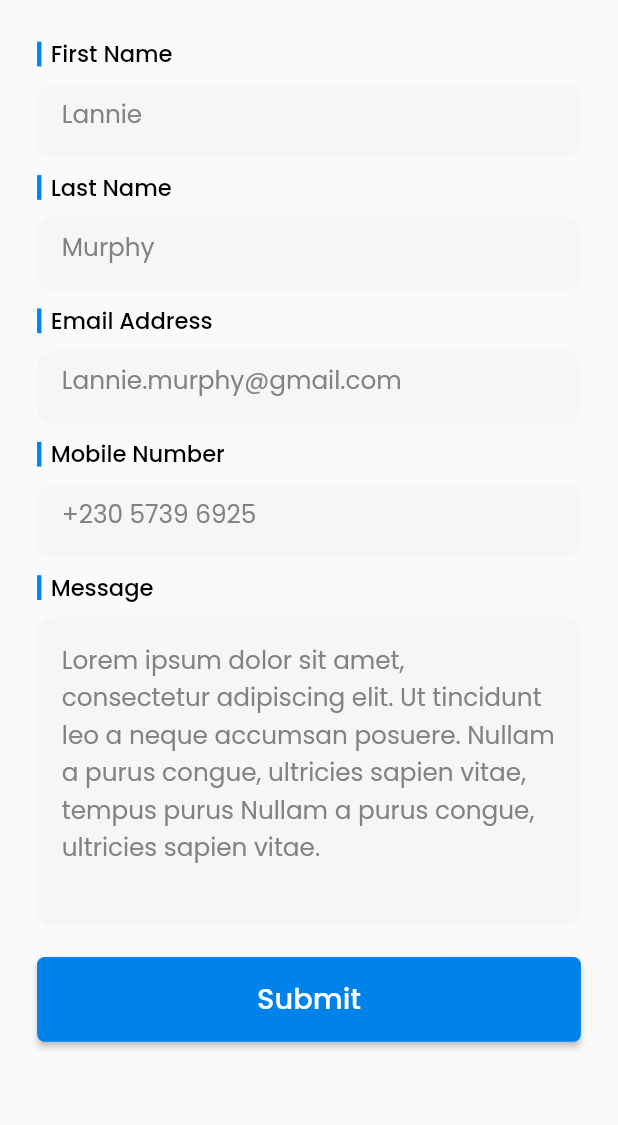
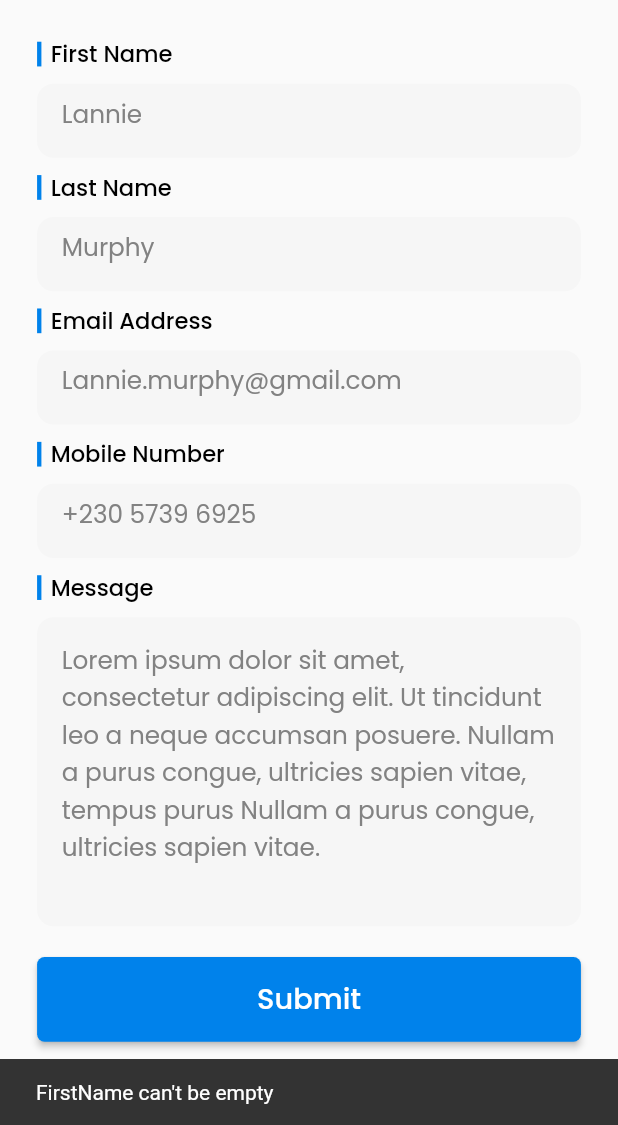
Before and after one commit to VaidehiPxel/handyManServiceProvider, a Flutter app: the HelpScreen screen opened directly, after a tap on "Submit", on a phone screen of 412 x 824 dp, the part 111-1236 px from its top. Run offline on Flutter 3.47's test engine with Material 2 defaults, Android fonts, the phone set to English and light mode, and no system bars; our stand-ins replace bloc, dio, equatable, flutter_bloc, flutter_svg, google_maps_flutter and 3 more; accounts and stored records are empty.

Commit message:
Message api added

```diff
--- /dev/null
+++ b/lib/application/help/help_event.dart
@@ -0,0 +1,26 @@
+import 'package:equatable/equatable.dart';
+
+abstract class HelpEvent extends Equatable {
+  const HelpEvent();
+
+  @override
+  List<Object> get props => [];
+}
+
+class HelpSubmitCallApiEvent extends HelpEvent {
+  final String firstName;
+  final String lastName;
+  final String email;
+  final String mobile;
+  final String message;
+
+  const HelpSubmitCallApiEvent(
+      {required this.firstName,
+      required this.lastName,
+      required this.email,
+      required this.message,
+      required this.mobile});
+
+  @override
+  List<Object> get props => [firstName, lastName, email,message,mobile];
+}
--- /dev/null
+++ b/lib/application/help/help_state.dart
@@ -0,0 +1,29 @@
+import 'package:equatable/equatable.dart';
+
+abstract class HelpState extends Equatable {
+  const HelpState();
+
+  @override
+  List<Object> get props => [];
+}
+
+class HelpInitial extends HelpState {}
+
+class HelpLoading extends HelpState {}
+
+class HelpSuccess extends HelpState {}
+
+class HelpError extends HelpState {
+  final String? mErrorMsg;
+  const HelpError({this.mErrorMsg});
+  @override
+  List<Object> get props => [mErrorMsg!];
+}
+
+
+class HelpShowMessage extends HelpState {
+  final String msg;
+  const HelpShowMessage({required this.msg});
+  @override
+  List<Object> get props => [msg];
+}
--- a/lib/main.dart
+++ b/lib/main.dart
@@ -5,6 +5,7 @@ import 'package:flutter_projects/_core/constants/string_constants.dart';
 import 'package:flutter_projects/application/auth/auth_bloc.dart';
 import 'package:flutter_projects/application/dashboard/dashboard_bloc.dart';
 import 'package:flutter_projects/application/faq/faq_bloc.dart';
+import 'package:flutter_projects/application/help/help_bloc.dart';
 import 'package:flutter_projects/application/jobDetail/job_detail_bloc.dart';
 import 'package:flutter_projects/application/jobReviewRating/job_review_rating_bloc.dart';
 import 'package:flutter_projects/application/message/message_bloc.dart';
@@ -17,6 +18,7 @@ import 'package:flutter_projects/presentation/drawer/screens/report_listing.dart
 import 'package:flutter_projects/services/auth_service.dart';
 import 'package:flutter_projects/services/dashboard_service.dart';
 import 'package:flutter_projects/services/faq_services.dart';
+import 'package:flutter_projects/services/help_service.dart';
 import 'package:flutter_projects/services/job_detail_service.dart';
 import 'package:flutter_projects/services/job_review_rating_service.dart';
 import 'package:flutter_projects/services/login_services.dart';
@@ -63,6 +65,8 @@ Future<void> main() async {
               jobReviewRatingService: JobReviewRatingService())),
       BlocProvider(
           create: (context) => MessageBloc(messageService: MessageService())),
+           BlocProvider(
+          create: (context) => HelpBloc(helpService: HelpService())),
     ],
     child: const MyApp(),
   ));
--- a/lib/presentation/drawer/screens/help_screen.dart
+++ b/lib/presentation/drawer/screens/help_screen.dart
@@ -1,21 +1,78 @@
 import 'package:flutter/material.dart';
+import 'package:flutter_bloc/flutter_bloc.dart';
 import 'package:flutter_projects/_core/constants/image_constants.dart';
+import 'package:flutter_projects/_core/custom_widgets/api_loader.dart';
 import 'package:flutter_projects/_core/custom_widgets/app_bar.dart';
 import 'package:flutter_projects/_core/custom_widgets/app_button.dart';
 import 'package:flutter_projects/_core/custom_widgets/eazylife_widget.dart';
+import 'package:flutter_projects/_core/navigation.dart';
 import 'package:flutter_projects/_core/utils/theme_config.dart';
 import 'package:flutter_projects/_core/constants/string_constants.dart';
+import 'package:flutter_projects/application/help/help_bloc.dart';
+import 'package:flutter_projects/application/help/help_event.dart';
+import 'package:flutter_projects/application/help/help_state.dart';
+import 'package:flutter_projects/presentation/dashboard/screens/dashboard.dart';
 import 'package:sizer/sizer.dart';
 
-class HelpScreen extends StatelessWidget {
+class HelpScreen extends StatefulWidget {
   const HelpScreen({
     Key? key,
   }) : super(key: key);
 
   @override
+  State<HelpScreen> createState() => _HelpScreenState();
+}
+
+class _HelpScreenState extends State<HelpScreen> {
+  TextEditingController firstNameController = TextEditingController();
+  TextEditingController lastNameController = TextEditingController();
+  TextEditingController emailController = TextEditingController();
+  TextEditingController mobileController = TextEditingController();
+  TextEditingController messageController = TextEditingController();
+
+  @override
   Widget build(BuildContext context) {
+    return BlocListener<HelpBloc, HelpState>(
+      listener: (context, state) {
+        if (state is HelpShowMessage || state is HelpError) {
+          showDialog(
+            context: context,
+            builder: (context) {
+              return AlertDialog(
+                content: Text(
+                  (state is HelpShowMessage)
+                      ? state.msg
+                      : (state is HelpError)
+                          ? state.mErrorMsg.toString()
+                          : "",
+                  style: const TextStyle(color: Colors.black),
+                ),
+                actions: [
+                  TextButton(
+                    onPressed: () {
+                      Navigator.pop(context);
+                    },
+                    child: const Text(
+                      "ok",
+                      style: TextStyle(color: Colors.black),
+                    ),
+                  )
+                ],
+              );
+            },
+          );
+        }
+        if (state is HelpSuccess) {
+          ScaffoldMessenger.maybeOf(context)!.showSnackBar(
+              const SnackBar(content: Text("Submitted successfully")));
+          Future.delayed(const Duration(milliseconds: 1000), () {
+            callNextScreen(context, const DashBoard());
+          });
+        }
+      },
+      child: BlocBuilder<HelpBloc, HelpState>(
+        builder: (context, state) {
           return Scaffold(
-      resizeToAvoidBottomInset: true,
               appBar: EazylifeAppBar(
                 title: AppString.help,
                 leadIcon: AppAssets.backIcon,
@@ -24,51 +81,111 @@ class HelpScreen extends StatelessWidget {
                 },
                 sideIcon: null,
               ),
-      body: Padding(
-        padding:  EdgeInsets.all(18.sp),
+              body: renderbodyView(state));
+        },
+      ),
+    );
+  }
+
+  Widget renderbodyView(HelpState state) {
+    return Padding(
+      padding: EdgeInsets.all(18.sp),
       child: SingleChildScrollView(
         child: Column(
           children: [
             EazyLifeWidget(
               title: AppString.firstName,
-                widget: _customTextField(6.h,AppString.firstNameHint,1),
+              widget: _customTextField(
+                  6.h, AppString.firstNameHint, 1, firstNameController),
             ),
-              SizedBox(height: 1.h,),
+            SizedBox(
+              height: 1.h,
+            ),
             EazyLifeWidget(
               title: AppString.lastName,
-                widget: _customTextField(6.h,AppString.lastNameHint,1),
+              widget: _customTextField(
+                  6.h, AppString.lastNameHint, 1, lastNameController),
             ),
-              SizedBox(height: 1.h,),
-
+            SizedBox(
+              height: 1.h,
+            ),
             EazyLifeWidget(
               title: AppString.emailAddress,
-                widget: _customTextField(6.h,AppString.emailAddressHint,1),
+              widget: _customTextField(
+                  6.h, AppString.emailAddressHint, 1, emailController),
             ),
-              SizedBox(height: 1.h,),
-
+            SizedBox(
+              height: 1.h,
+            ),
             EazyLifeWidget(
               title: AppString.mobileNumber,
-                widget:_customTextField(6.h,AppString.mobileNumberHint,1),
+              widget: _customTextField(
+                  6.h, AppString.mobileNumberHint, 1, mobileController),
             ),
-              SizedBox(height: 1.h,),
-
+            SizedBox(
+              height: 1.h,
+            ),
             EazyLifeWidget(
               title: AppString.message,
-                widget: _customTextField(25.h,AppString.messageHint,70),
+              widget: _customTextField(
+                  25.h, AppString.messageHint, 70, messageController),
             ),
             SizedBox(
               height: 2.5.h,
             ),
-               AppButton(title: AppString.submit,onPressed: (){},),
-              SizedBox(height: 2 .h,),
+            if (state is! HelpLoading)
+              AppButton(
+                title: AppString.submit,
+                onPressed: () {
+                  if (firstNameController.text.isNotEmpty &&
+                      lastNameController.text.isNotEmpty &&
+                      emailController.text.isNotEmpty &&
+                      mobileController.text.isNotEmpty &&
+                      messageController.text.isNotEmpty) {
+                    context.read<HelpBloc>().add(HelpSubmitCallApiEvent(
+                        firstName: firstNameController.text,
+                        lastName: lastNameController.text,
+                        email: emailController.text,
+                        mobile: mobileController.text,
+                        message: messageController.text));
+                  } else {
+                    if (firstNameController.text.isEmpty) {
+                      ScaffoldMessenger.maybeOf(context)!.showSnackBar(
+                          const SnackBar(
+                              content: Text("FirstName can't be empty")));
+                    } else if (lastNameController.text.isEmpty) {
+                      ScaffoldMessenger.maybeOf(context)!.showSnackBar(
+                          const SnackBar(
+                              content: Text("LastName can't be empty")));
+                    } else if (emailController.text.isEmpty) {
+                      ScaffoldMessenger.maybeOf(context)!.showSnackBar(
+                          const SnackBar(
+                              content: Text("Email can't be empty")));
+                    } else if (mobileController.text.isEmpty) {
+                      ScaffoldMessenger.maybeOf(context)!.showSnackBar(
+                          const SnackBar(
+                              content: Text("Mobile can't be empty")));
+                    } else if (messageController.text.isEmpty) {
+                      ScaffoldMessenger.maybeOf(context)!.showSnackBar(
+                          const SnackBar(
+                              content: Text("Message can't be empty")));
+                    }
+                  }
+                },
+              )
+            else
+              const APILoader(),
+            SizedBox(
+              height: 2.h,
+            ),
           ],
-          ),
         ),
       ),
     );
   }
 
-  Widget _customTextField(double height,String hintText,int maxLine) {
+  Widget _customTextField(double height, String hintText, int maxLine,
+      TextEditingController controller) {
     return Container(
       height: height,
       decoration: BoxDecoration(
@@ -78,23 +195,19 @@ class HelpScreen extends StatelessWidget {
       ),
       child: Center(
         child: TextFormField(
+          controller: controller,
           maxLines: maxLine,
           enableIMEPersonalizedLearning: true,
           enableSuggestions: true,
-                  style: TextStyle(
-                      fontFamily: AppFonts.poppins,
-                      fontSize: 12.sp
-                  ),
-                  decoration:  InputDecoration(
+          style: TextStyle(fontFamily: AppFonts.poppins, fontSize: 12.sp),
+          decoration: InputDecoration(
               border: InputBorder.none,
-                    hintText:hintText,
+              hintText: hintText,
               contentPadding: EdgeInsets.all(12.sp),
               hintStyle: TextStyle(
                   fontFamily: AppFonts.poppins,
                   color: AppTheme.medGrey,
-                          fontSize: 12.sp
-                    )
-                  ),
+                  fontSize: 12.sp)),
         ),
       ),
     );
--- a/lib/services/base_service.dart
+++ b/lib/services/base_service.dart
@@ -23,5 +23,7 @@ class URL {
       '${baseURL}getjobreviewratting?job_id=';
   static const String messageList = '${baseURL}userchatslist?user_id=';
   static const String sendMessage = '${baseURL}userchats';
-  static const String chatHistory = '${baseURL}userchatshistory?user_id=X&serviceprovider_id=Y';
+  static const String chatHistory =
+      '${baseURL}userchatshistory?user_id=X&serviceprovider_id=Y';
+  static const String submitHelp = '${baseURL}helpdetails';
 }
```
Also changed, not shown: lib/application/help/help_bloc.dart (added, +35 -0 lines), lib/services/help_service.dart (added, +51 -0 lines). Lines whose indentation alone changed are shown as unchanged.
